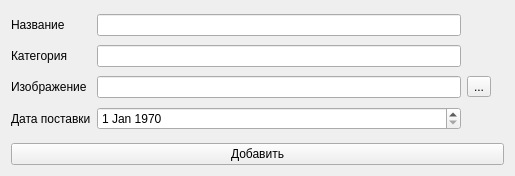
The window that src/ui/AddDialog.ui (teackot/veggieapp) describes before a commit, drawn with Qt 5.
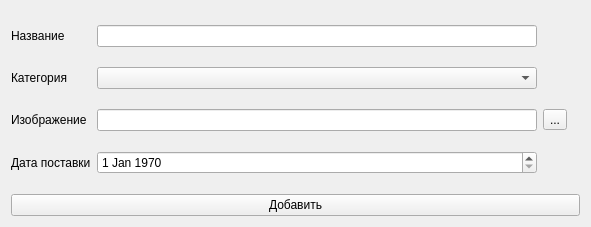
The same window after the commit.

Commit message: Store categories in a separate table, use a combo box to choose them in the app

Diff of the .ui file:
```diff
--- a/src/ui/AddDialog.ui
+++ b/src/ui/AddDialog.ui
@@ -6,8 +6,8 @@
    <rect>
     <x>0</x>
     <y>0</y>
-    <width>515</width>
-    <height>176</height>
+    <width>591</width>
+    <height>227</height>
    </rect>
   </property>
   <property name="windowTitle">
@@ -20,9 +20,6 @@
       <layout class="QHBoxLayout" name="horizontalLayout_2">
        <item>
         <layout class="QGridLayout" name="gridLayout">
-         <item row="1" column="1">
-          <widget class="QLineEdit" name="categoryInput"/>
-         </item>
          <item row="0" column="1">
           <widget class="QLineEdit" name="nameInput"/>
          </item>
@@ -75,6 +72,9 @@
            </property>
           </widget>
          </item>
+         <item row="1" column="1">
+          <widget class="QComboBox" name="categoryCombo"/>
+         </item>
         </layout>
        </item>
        <item>
```
The commit also changes 13 other files.
